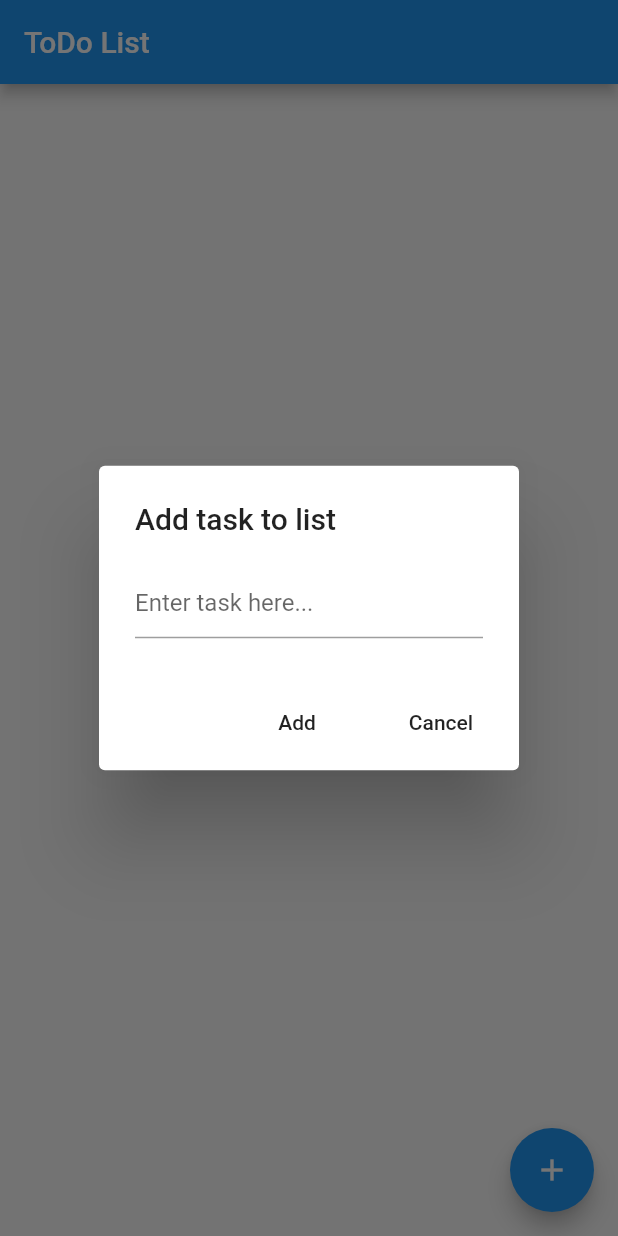
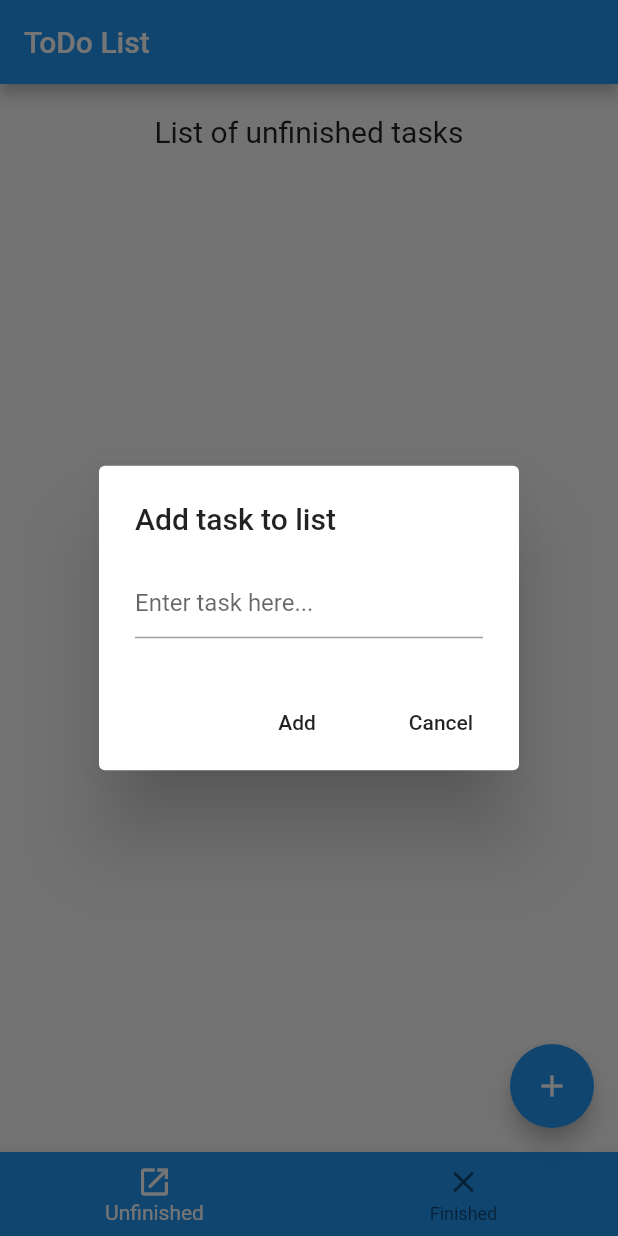
Before and after one commit to agnieszkajacek/todo, a Flutter app: the screen it shows after launch, after a tap on the "add" icon, on a phone screen of 412 x 824 dp. Run offline on Flutter 3.47's test engine with Material 2 defaults, Android fonts, the phone set to English and light mode, and no system bars.

Commit message:
Add base code for complete task

```diff
--- a/lib/main.dart
+++ b/lib/main.dart
@@ -1,4 +1,5 @@
 import 'package:flutter/material.dart';
+import 'package:todo/models/todo_item.dart';
 
 void main() => runApp(TodoApp());
 
@@ -15,8 +16,10 @@ class ToDoList extends StatefulWidget {
 }
 
 class _ToDoListState extends State<ToDoList> {
-  final List<String> _todoItems = [];
+  final List<TodoItem> _todoItems = [];
   final TextEditingController _textFieldController = TextEditingController();
+
+  int _selectedIndex = 0;
 
   @override
   Widget build(BuildContext context) {
@@ -28,30 +31,77 @@ class _ToDoListState extends State<ToDoList> {
         tooltip: "Add Task",
         child: Icon(Icons.add),
       ),
+      bottomNavigationBar: BottomNavigationBar(
+        backgroundColor: Colors.blue,
+        currentIndex: _selectedIndex,
+        selectedItemColor: Colors.white,
+        onTap: (index) => {
+          setState(() {
+            _selectedIndex = index;
+            })
+        },
+        items: [
+          BottomNavigationBarItem(
+            icon: Icon(Icons.open_in_new),
+            title: Text('Unfinished'),
+          ),
+          BottomNavigationBarItem(
+            icon: Icon(Icons.close),
+            title: Text('Finished'),
+          ),
+        ]
+      ),
     );
   }
 
   // Get all items
   Widget _buildTodoList() {
-    return ListView.builder(
-      itemCount: _todoItems.length,
-      itemBuilder: (BuildContext context, int index) {
-        return Container(
-          child: _buildTodoItem(_todoItems[index], index)
-        );
-      }
+    List<TodoItem> filteredItems = getFilteredItems();
+
+    return ReorderableListView(
+      header: Center(
+        child: Container(
+          padding: EdgeInsets.fromLTRB(20, 20, 20, 20),
+          child: Text(
+            _selectedIndex == 0 ? "List of unfinished tasks" : "List of finished tasks",
+            style: TextStyle(fontSize: 20),
+          ),
+
+        )
+      ),
+      children: [
+        for (var i = 0; i < filteredItems.length; i++)
+          _buildTodoItem(filteredItems[i], i)
+      ],
+      onReorder: _onReorder
     );
   }
 
+  // Filtered Items
+  List<TodoItem> getFilteredItems() {
+    return _todoItems.where((item) {
+      if (_selectedIndex == 0) {
+        return !item.isFinished;
+      } else {
+        return item.isFinished;
+      }
+    }).toList();
+  }
+
   // Build a single item
-  Widget _buildTodoItem(String taskTitle, int index){
+  Widget _buildTodoItem(TodoItem item, int index){
     return ListTile(
-      title: Text(taskTitle),
+      key: Key(item.body), // a unique identifier, required by ReorderableListView, which will be used later
+      title: Text(item.body),
+      onTap: () => _updateItemDialog(context, index, item),
       trailing: Wrap(
         spacing: 12, // space between two icons
         children: <Widget>[
-          IconButton(icon: Icon(Icons.delete), onPressed: () => _confirmRemoveItem(index)), // icon-1
-          IconButton(icon: Icon(Icons.edit), onPressed: () => _updateItemDialog(context, index, taskTitle)), // icon-2
+          IconButton(
+            icon: Icon(item.isFinished ? Icons.check_box : Icons.check_box_outline_blank),
+            onPressed: () => _promptToggleTodoItem(item),
+          ),
+          IconButton(icon: Icon(Icons.delete), onPressed: () => _confirmRemoveItem(index)),// icon-1
         ],
       ),
     );
@@ -61,10 +111,16 @@ class _ToDoListState extends State<ToDoList> {
   void _addItem(String task){
     if(task.length > 0) {
       setState(() {
-        _todoItems.add(task);
+        _todoItems.add(TodoItem(body: task, isFinished: false, itemId: _todoItems.length + 1)
+        );
       });
       _textFieldController.clear();
     }
+  }
+
+  // Check if task is finished
+  void _toggleTodoItem(TodoItem item) {
+    setState(() => item.isFinished = !item.isFinished);
   }
 
   // Remove item from array
@@ -77,12 +133,48 @@ class _ToDoListState extends State<ToDoList> {
   // Update item in array
   void _updateItem(int index, String task){
     setState(() {
-      _todoItems[index] = task;
+      _todoItems[index] = TodoItem(body: task);
+    });
+  }
+
+  // Show alert to confirm that task is done
+  void _promptToggleTodoItem(TodoItem item) {
+    showDialog(
+      context: context,
+      builder: (BuildContext context) {
+        return AlertDialog(
+          title: Text(item.isFinished ? 'Mark "${item.body}" as undone?' : 'Mark "${item.body}" as done?'),
+          actions: <Widget>[
+            FlatButton(
+              child: Text("Yes"),
+              onPressed: () {
+                _toggleTodoItem(item);
+                Navigator.of(context).pop();
+              }
+            ),
+            FlatButton(
+              child: Text("Cancel"),
+              onPressed: () => Navigator.of(context).pop(),
+            ),
+          ],
+        );
+      }
+    );
+  }
+
+  // onReorder function
+  void _onReorder(int oldIndex, int newIndex) {
+    setState(() {
+      if (oldIndex < newIndex) {
+        newIndex -= 1;
+      }
+      var getReplacedWidget = _todoItems.removeAt(oldIndex);
+      _todoItems.insert(newIndex, getReplacedWidget);
     });
   }
 
   // Pop-up dialog to confirm removing item
-  void _confirmRemoveItem (int index) {
+  void _confirmRemoveItem(int index) {
     showDialog(
       context: context,
       builder: (BuildContext context) {
@@ -107,13 +199,12 @@ class _ToDoListState extends State<ToDoList> {
   }
 
   // Update Item dialog
-  Future<AlertDialog> _updateItemDialog(BuildContext context, int index, String taskTitle) async {
+  Future<AlertDialog> _updateItemDialog(BuildContext context, int index, TodoItem item) async {
     return showDialog(
       context: context,
       builder: (BuildContext context) {
-        print("$taskTitle");
         return AlertDialog(
-          title: Text("Update: $taskTitle"),
+          title: Text("Update: ${item.body}"),
           content: TextField(
             controller: _textFieldController,
             decoration: InputDecoration(hintText: "Enter new value here..."),
--- /dev/null
+++ b/lib/models/todo_item.dart
@@ -0,0 +1,11 @@
+class TodoItem {
+  String body;
+  bool isFinished;
+  int itemId;
+
+  TodoItem({
+    this.body,
+    this.isFinished = false,
+    this.itemId
+  });
+}
```
